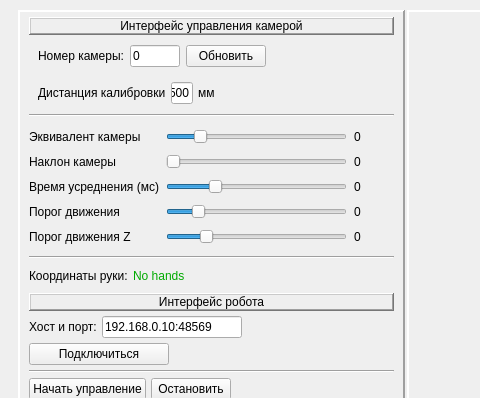
The window that py/CatControl/Qt/PyQtWindow.ui (KirillHit/HandTracker) describes before a commit, drawn with Qt 5; both pictures show x 0 to 480 and y 0 to 398 of the 1200 by 614 pixel window.
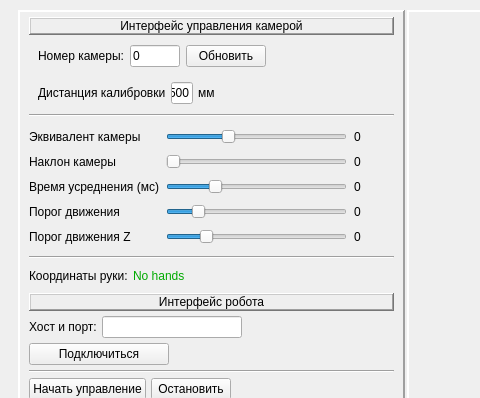
The same window after the commit.

Patch:
```diff
--- a/py/CatControl/Qt/PyQtWindow.ui
+++ b/py/CatControl/Qt/PyQtWindow.ui
@@ -300,13 +300,13 @@
               <item row="0" column="1">
                <widget class="QSlider" name="CalibCam">
                 <property name="maximum">
-                 <number>500</number>
+                 <number>300</number>
                 </property>
                 <property name="pageStep">
                  <number>1</number>
                 </property>
                 <property name="value">
-                 <number>80</number>
+                 <number>100</number>
                 </property>
                 <property name="orientation">
                  <enum>Qt::Horizontal</enum>
@@ -598,7 +598,7 @@
                  <set>Qt::ImhNone</set>
                 </property>
                 <property name="text">
-                 <string>192.168.0.10:48569</string>
+                 <string/>
                 </property>
                </widget>
               </item>
```
Left out of the diff: 2 changed lines with no effect on the pictures.
